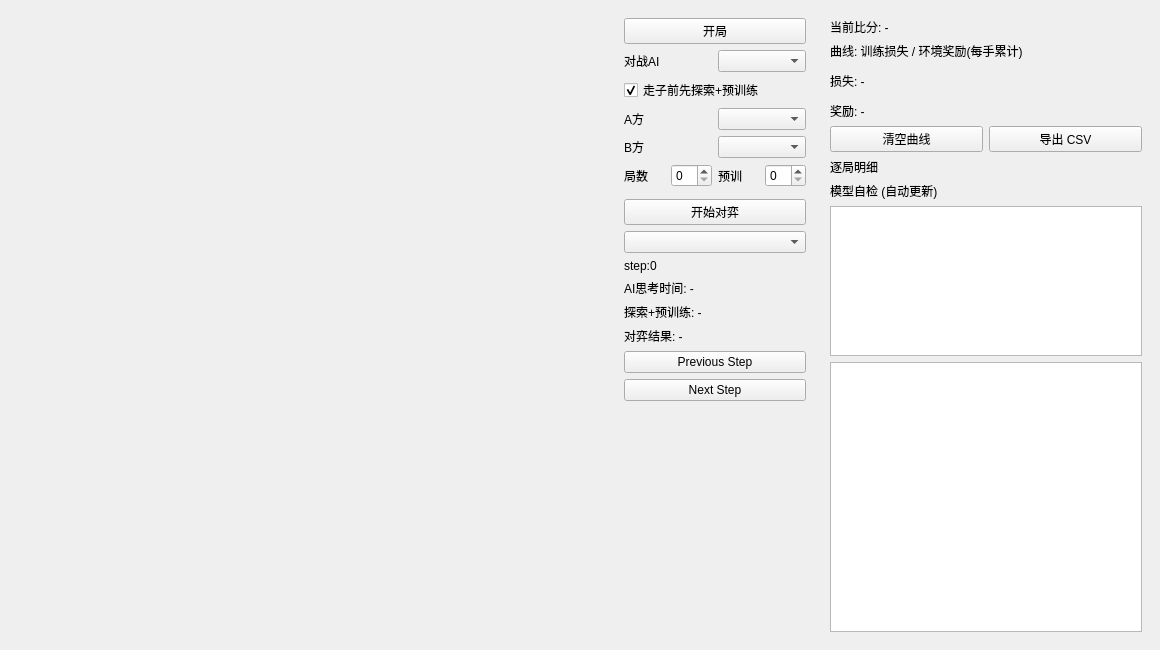
First picture: the form in src/mainwindow.ui, repository WorldEditor50/chess, before the edit.
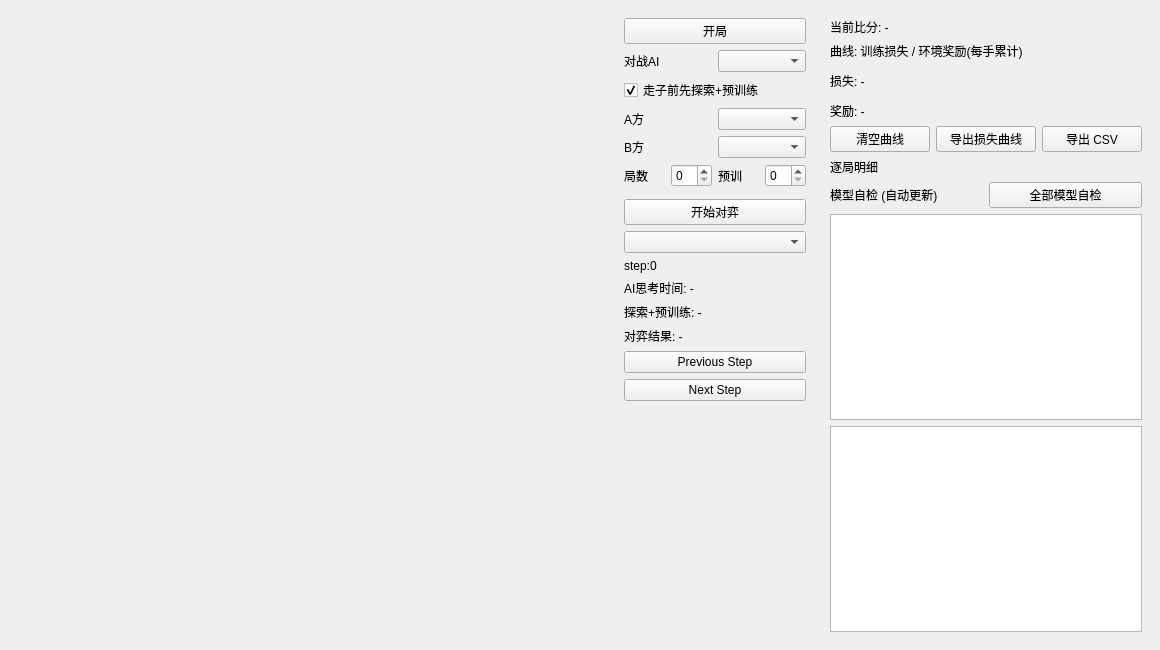
Second picture: the form after the edit. Custom widgets are drawn as their Qt base class.

Commit message: SAC 表示/学习口径的排查与修复 + 59e5233 还原版 agent + 界面导出控件

The edit to the form file:
```diff
--- a/src/mainwindow.ui
+++ b/src/mainwindow.ui
@@ -297,6 +297,16 @@
            </property>
           </widget>
          </item>
+         <item>
+          <widget class="QPushButton" name="exportLossBtn">
+           <property name="toolTip">
+            <string>只导出"训练损失"这一张曲线的数据 (每个 agent 一列; 每完成一次在线训练一个点)。想要奖励曲线就用右边的"导出 CSV"。</string>
+           </property>
+           <property name="text">
+            <string>导出损失曲线</string>
+           </property>
+          </widget>
+         </item>
          <item>
           <widget class="QPushButton" name="exportMetricsBtn">
            <property name="text">
@@ -314,6 +324,8 @@
         </widget>
        </item>
        <item>
+        <layout class="QHBoxLayout" name="selfCheckTitleRow">
+         <item>
         <widget class="QLabel" name="selfCheckTitleLabel">
          <property name="text">
           <string>模型自检 (自动更新)</string>
@@ -321,6 +333,18 @@
         </widget>
        </item>
        <item>
+          <widget class="QPushButton" name="selfCheckAllBtn">
+           <property name="toolTip">
+            <string>把九个 agent 的自检报告排在一起 (横向对比编码/口径/权重文件); 之后每手会自动刷回当前 agent</string>
+           </property>
+           <property name="text">
+            <string>全部模型自检</string>
+           </property>
+          </widget>
+         </item>
+        </layout>
+       </item>
+       <item>
         <widget class="QPlainTextEdit" name="selfCheckView">
          <property name="minimumSize">
           <size>
@@ -331,7 +355,7 @@
          <property name="maximumSize">
           <size>
            <width>16777215</width>
-           <height>150</height>
+           <height>260</height>
           </size>
          </property>
          <property name="readOnly">
```
Lines whose indentation alone changed are shown as unchanged. The commit also changes 45 other files.
